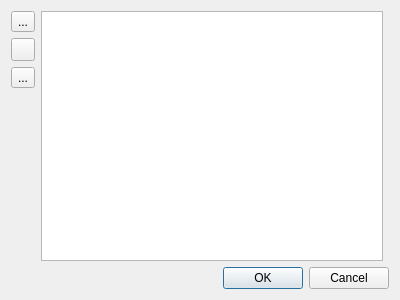
First picture: the form in src/Gui/effectsengine/ui/EffectStack.ui, repository luyikei/VLMC, before the edit.
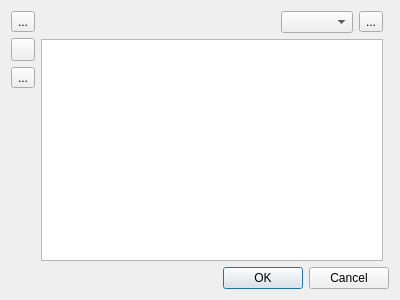
Second picture: the form after the edit. Icons and pictures are not drawn. Custom widgets are drawn as their Qt base class.

Commit message: EffectStack: Allow effect addition.

The edit to the form file:
```diff
--- a/src/Gui/effectsengine/ui/EffectStack.ui
+++ b/src/Gui/effectsengine/ui/EffectStack.ui
@@ -76,11 +76,49 @@
       </layout>
      </item>
      <item>
+      <layout class="QVBoxLayout" name="verticalLayout_3">
+       <item>
+        <layout class="QHBoxLayout" name="horizontalLayout_2">
+         <property name="topMargin">
+          <number>0</number>
+         </property>
+         <item>
+          <spacer name="horizontalSpacer">
+           <property name="orientation">
+            <enum>Qt::Horizontal</enum>
+           </property>
+           <property name="sizeHint" stdset="0">
+            <size>
+             <width>40</width>
+             <height>20</height>
+            </size>
+           </property>
+          </spacer>
+         </item>
+         <item>
+          <widget class="QComboBox" name="addComboBox"/>
+         </item>
+         <item>
+          <widget class="QToolButton" name="addButton">
+           <property name="text">
+            <string>...</string>
+           </property>
+           <property name="icon">
+            <iconset resource="../../../../resources.qrc">
+             <normaloff>:/images/add</normaloff>:/images/add</iconset>
+           </property>
+          </widget>
+         </item>
+        </layout>
+       </item>
+       <item>
       <widget class="QListView" name="list">
        <property name="alternatingRowColors">
         <bool>true</bool>
        </property>
       </widget>
+       </item>
+      </layout>
      </item>
      <item>
       <widget class="EffectInstanceWidget" name="instanceWidget" native="true"/>
```
Lines whose indentation alone changed are shown as unchanged. The commit also changes 4 other files.
